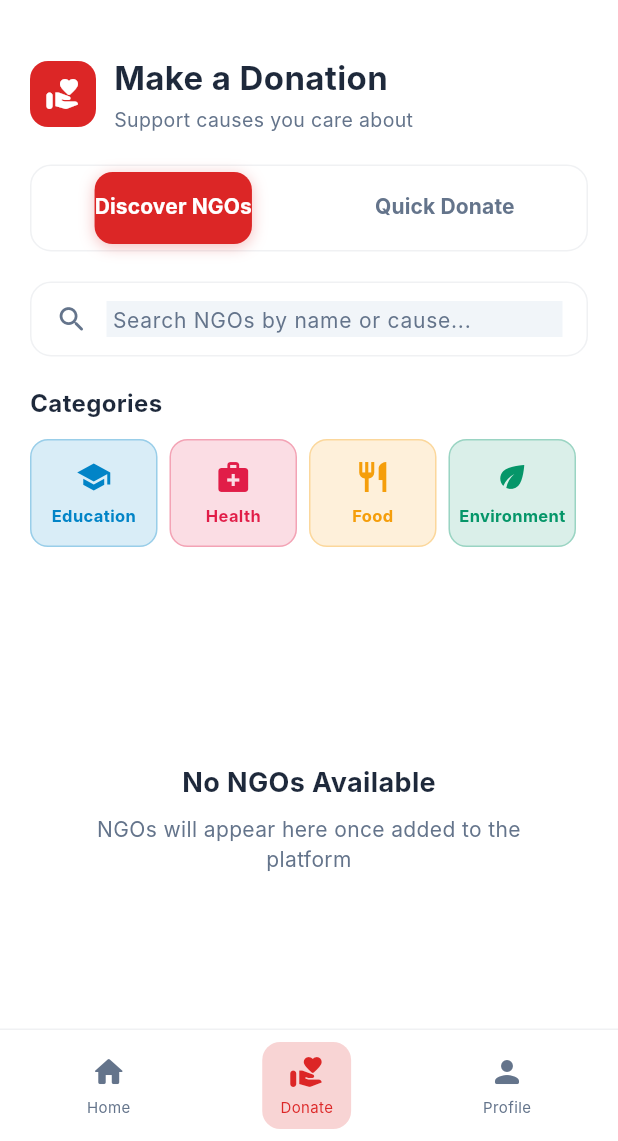
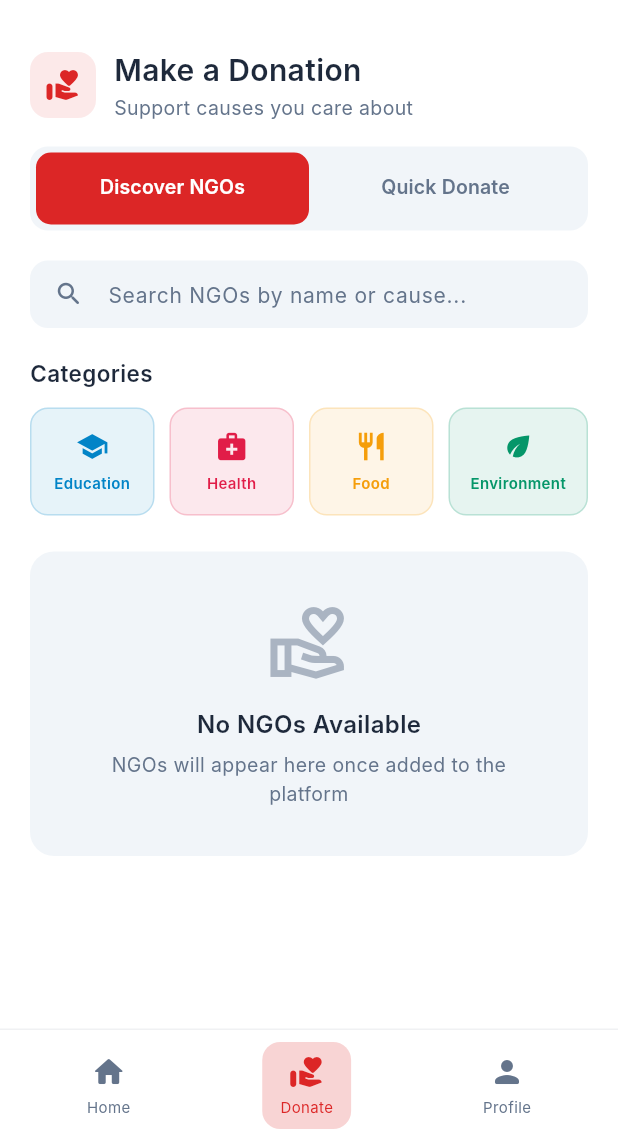
Before and after one commit to raai2005/people-for-people, a Flutter app: the DonorDashboard screen opened directly, item 2 of the bottom bar chosen, on a phone screen of 412 x 824 dp, the part 95-1236 px from its top. Run offline on Flutter 3.47's test engine with Material 3 defaults, Android fonts, the phone set to English and light mode, and no system bars; our stand-ins replace cloud_firestore, file_picker, firebase_auth, firebase_core, flutter_dotenv, image_picker; accounts and stored records are empty; generated files the repository leaves out were written again; Roboto replaces fonts that are missing (Inter).

Commit message:
style: update UI elements for improved consistency and readability in donor screens

```diff
--- a/people/lib/screens/donor/donor_donate_screen.dart
+++ b/people/lib/screens/donor/donor_donate_screen.dart
@@ -55,18 +55,18 @@ class _DonorDonateScreenState extends State<DonorDonateScreen>
 
   Widget _buildHeader() {
     return Container(
-      padding: const EdgeInsets.all(20),
+      padding: const EdgeInsets.symmetric(horizontal: 20, vertical: 16),
       child: Row(
         children: [
           Container(
             padding: const EdgeInsets.all(10),
             decoration: BoxDecoration(
-              color: AppTheme.donorColor,
+              color: AppTheme.donorColor.withValues(alpha: 0.1),
               borderRadius: BorderRadius.circular(12),
             ),
             child: const Icon(
               Icons.volunteer_activism_rounded,
-              color: AppTheme.white,
+              color: AppTheme.donorColor,
               size: 24,
             ),
           ),
@@ -79,11 +79,11 @@ class _DonorDonateScreenState extends State<DonorDonateScreen>
                   'Make a Donation',
                   style: TextStyle(
                     color: AppTheme.primaryDark,
-                    fontSize: 22,
-                    fontWeight: FontWeight.bold,
+                    fontSize: 20,
+                    fontWeight: FontWeight.w600,
                   ),
                 ),
-                SizedBox(height: 4),
+                SizedBox(height: 2),
                 Text(
                   'Support causes you care about',
                   style: TextStyle(color: AppTheme.grey, fontSize: 13),
@@ -101,27 +101,20 @@ class _DonorDonateScreenState extends State<DonorDonateScreen>
       margin: const EdgeInsets.symmetric(horizontal: 20),
       padding: const EdgeInsets.all(4),
       decoration: BoxDecoration(
-        color: AppTheme.white,
-        borderRadius: BorderRadius.circular(14),
-        border: Border.all(color: AppTheme.grey.withValues(alpha: 0.1)),
+        color: AppTheme.lightGrey,
+        borderRadius: BorderRadius.circular(12),
       ),
       child: TabBar(
         controller: _tabController,
         indicator: BoxDecoration(
           color: AppTheme.donorColor,
-          borderRadius: BorderRadius.circular(12),
-          boxShadow: [
-            BoxShadow(
-              color: AppTheme.donorColor.withValues(alpha: 0.3),
-              blurRadius: 8,
-              offset: const Offset(0, 2),
-            ),
-          ],
+          borderRadius: BorderRadius.circular(10),
         ),
-        labelColor: AppTheme.white, // Keep white for selected tab (gradient bg)
+        labelColor: AppTheme.white,
         unselectedLabelColor: AppTheme.grey,
-        labelStyle: const TextStyle(fontSize: 14, fontWeight: FontWeight.bold),
+        labelStyle: const TextStyle(fontSize: 13, fontWeight: FontWeight.w600),
         dividerColor: Colors.transparent,
+        indicatorSize: TabBarIndicatorSize.tab,
         tabs: const [
           Tab(text: 'Discover NGOs'),
           Tab(text: 'Quick Donate'),
@@ -141,17 +134,19 @@ class _DonorDonateScreenState extends State<DonorDonateScreen>
         Container(
           padding: const EdgeInsets.symmetric(horizontal: 16, vertical: 12),
           decoration: BoxDecoration(
-            color: AppTheme.white,
-            borderRadius: BorderRadius.circular(14),
-            border: Border.all(color: AppTheme.grey.withValues(alpha: 0.1)),
+            color: AppTheme.lightGrey,
+            borderRadius: BorderRadius.circular(12),
           ),
           child: Row(
             children: [
-              Icon(Icons.search_rounded, color: AppTheme.grey, size: 22),
+              Icon(Icons.search_rounded, color: AppTheme.grey, size: 20),
               const SizedBox(width: 12),
               Expanded(
                 child: TextField(
-                  style: const TextStyle(color: AppTheme.primaryDark),
+                  style: const TextStyle(
+                    color: AppTheme.primaryDark,
+                    fontSize: 14,
+                  ),
                   decoration: InputDecoration(
                     hintText: 'Search NGOs by name or cause...',
                     hintStyle: TextStyle(color: AppTheme.grey, fontSize: 14),
@@ -170,9 +165,9 @@ class _DonorDonateScreenState extends State<DonorDonateScreen>
         const SizedBox(height: 24),
         // Empty State
         Container(
-          padding: const EdgeInsets.all(40),
+          padding: const EdgeInsets.all(32),
           decoration: BoxDecoration(
-            color: AppTheme.white.withValues(alpha: 0.05),
+            color: AppTheme.lightGrey,
             borderRadius: BorderRadius.circular(16),
           ),
           child: Center(
@@ -180,23 +175,23 @@ class _DonorDonateScreenState extends State<DonorDonateScreen>
               children: [
                 Icon(
                   Icons.volunteer_activism_outlined,
-                  color: AppTheme.white.withValues(alpha: 0.3),
-                  size: 64,
+                  color: AppTheme.grey.withValues(alpha: 0.5),
+                  size: 56,
                 ),
                 const SizedBox(height: 16),
                 const Text(
                   'No NGOs Available',
                   style: TextStyle(
                     color: AppTheme.primaryDark,
-                    fontSize: 18,
-                    fontWeight: FontWeight.bold,
+                    fontSize: 16,
+                    fontWeight: FontWeight.w600,
                   ),
                 ),
-                const SizedBox(height: 8),
+                const SizedBox(height: 6),
                 Text(
                   'NGOs will appear here once added to the platform',
                   textAlign: TextAlign.center,
-                  style: TextStyle(color: AppTheme.grey, fontSize: 14),
+                  style: TextStyle(color: AppTheme.grey, fontSize: 13),
                 ),
               ],
             ),
@@ -225,16 +220,20 @@ class _DonorDonateScreenState extends State<DonorDonateScreen>
           'Categories',
           style: TextStyle(
             color: AppTheme.primaryDark,
-            fontSize: 16,
-            fontWeight: FontWeight.bold,
+            fontSize: 15,
+            fontWeight: FontWeight.w600,
           ),
         ),
         const SizedBox(height: 12),
         Row(
-          children: categories.map((cat) {
+          children: categories.asMap().entries.map((entry) {
+            final index = entry.key;
+            final cat = entry.value;
             return Expanded(
               child: Container(
-                margin: const EdgeInsets.only(right: 8),
+                margin: EdgeInsets.only(
+                  right: index < categories.length - 1 ? 10 : 0,
+                ),
                 child: _buildCategoryChip(
                   cat['name'] as String,
                   cat['icon'] as IconData,
@@ -250,23 +249,24 @@ class _DonorDonateScreenState extends State<DonorDonateScreen>
 
   Widget _buildCategoryChip(String name, IconData icon, Color color) {
     return Container(
-      padding: const EdgeInsets.symmetric(vertical: 12),
+      padding: const EdgeInsets.symmetric(vertical: 14, horizontal: 8),
       decoration: BoxDecoration(
-        color: color.withValues(alpha: 0.15),
+        color: color.withValues(alpha: 0.1),
         borderRadius: BorderRadius.circular(12),
-        border: Border.all(color: color.withValues(alpha: 0.3)),
+        border: Border.all(color: color.withValues(alpha: 0.2)),
       ),
       child: Column(
         children: [
-          Icon(icon, color: color, size: 24),
+          Icon(icon, color: color, size: 22),
           const SizedBox(height: 6),
           Text(
             name,
             style: TextStyle(
               color: color,
-              fontSize: 11,
-              fontWeight: FontWeight.bold,
+              fontSize: 10,
+              fontWeight: FontWeight.w600,
             ),
+            textAlign: TextAlign.center,
           ),
         ],
       ),
--- a/people/lib/screens/donor/donor_profile_screen.dart
+++ b/people/lib/screens/donor/donor_profile_screen.dart
@@ -265,11 +265,11 @@ class _DonorProfileScreenState extends State<DonorProfileScreen> {
               backgroundColor: AppTheme.donorColor,
               icon: Icon(
                 _isEditing ? Icons.check : Icons.edit,
-                color: Colors.white,
+                color: AppTheme.white,
               ),
               label: Text(
                 _isEditing ? 'Save Changes' : 'Edit Profile',
-                style: const TextStyle(color: Colors.white),
+                style: const TextStyle(color: AppTheme.white),
               ),
             )
           : null,
@@ -337,7 +337,7 @@ class _DonorProfileScreenState extends State<DonorProfileScreen> {
                       child: const Icon(
                         Icons.camera_alt,
                         size: 16,
-                        color: Colors.white,
+                        color: AppTheme.white,
                       ),
                     ),
                   ),
@@ -356,7 +356,7 @@ class _DonorProfileScreenState extends State<DonorProfileScreen> {
                     style: AppTheme.headingSmall,
                     decoration: const InputDecoration(
                       hintText: 'Your Name',
-                      hintStyle: TextStyle(color: Colors.white54),
+                      hintStyle: TextStyle(color: AppTheme.grey),
                       border: UnderlineInputBorder(),
                       isDense: true,
                       contentPadding: EdgeInsets.zero,
@@ -464,7 +464,7 @@ class _DonorProfileScreenState extends State<DonorProfileScreen> {
               ],
             ),
           const SizedBox(height: 12),
-          const Divider(color: Colors.white10),
+          const Divider(color: AppTheme.borderGrey),
           const SizedBox(height: 12),
           Row(
             children: [
@@ -565,7 +565,7 @@ class _DonorProfileScreenState extends State<DonorProfileScreen> {
                 const Text(
                   'Donation Certificates',
                   style: TextStyle(
-                    color: AppTheme.white,
+                    color: AppTheme.primaryDark,
                     fontSize: 15,
                     fontWeight: FontWeight.bold,
                   ),
@@ -627,17 +627,14 @@ class _DonorProfileScreenState extends State<DonorProfileScreen> {
                   const SizedBox(height: 8),
                   Text(
                     'No certificates yet',
-                    style: TextStyle(
-                      color: AppTheme.white.withValues(alpha: 0.6),
-                      fontSize: 13,
-                    ),
+                    style: TextStyle(color: AppTheme.grey, fontSize: 13),
                   ),
                   const SizedBox(height: 4),
                   Text(
                     'Certificates will appear here after donations',
                     textAlign: TextAlign.center,
                     style: TextStyle(
-                      color: AppTheme.white.withValues(alpha: 0.4),
+                      color: AppTheme.grey.withValues(alpha: 0.7),
                       fontSize: 11,
                     ),
                   ),
@@ -805,7 +802,7 @@ class _DonorProfileScreenState extends State<DonorProfileScreen> {
                     CircularProgressIndicator(
                       value: completion,
                       strokeWidth: 8,
-                      backgroundColor: Colors.white10,
+                      backgroundColor: AppTheme.grey.withValues(alpha: 0.2),
                       color: completion >= 0.7
                           ? AppTheme.success
                           : AppTheme.warning,
@@ -814,7 +811,7 @@ class _DonorProfileScreenState extends State<DonorProfileScreen> {
                       child: Text(
                         '${(completion * 100).toInt()}%',
                         style: const TextStyle(
-                          color: Colors.white,
+                          color: AppTheme.primaryDark,
                           fontWeight: FontWeight.bold,
                         ),
                       ),
@@ -877,7 +874,7 @@ class _DonorProfileScreenState extends State<DonorProfileScreen> {
           Expanded(
             child: Text(
               label,
-              style: const TextStyle(color: Colors.white70, fontSize: 13),
+              style: const TextStyle(color: AppTheme.primaryDark, fontSize: 13),
             ),
           ),
           if (onVerify != null)
@@ -918,7 +915,7 @@ class _DonorProfileScreenState extends State<DonorProfileScreen> {
           const SizedBox(width: 8),
           Text(
             label,
-            style: const TextStyle(color: Colors.white70, fontSize: 13),
+            style: const TextStyle(color: AppTheme.primaryDark, fontSize: 13),
           ),
         ],
       ),
```
